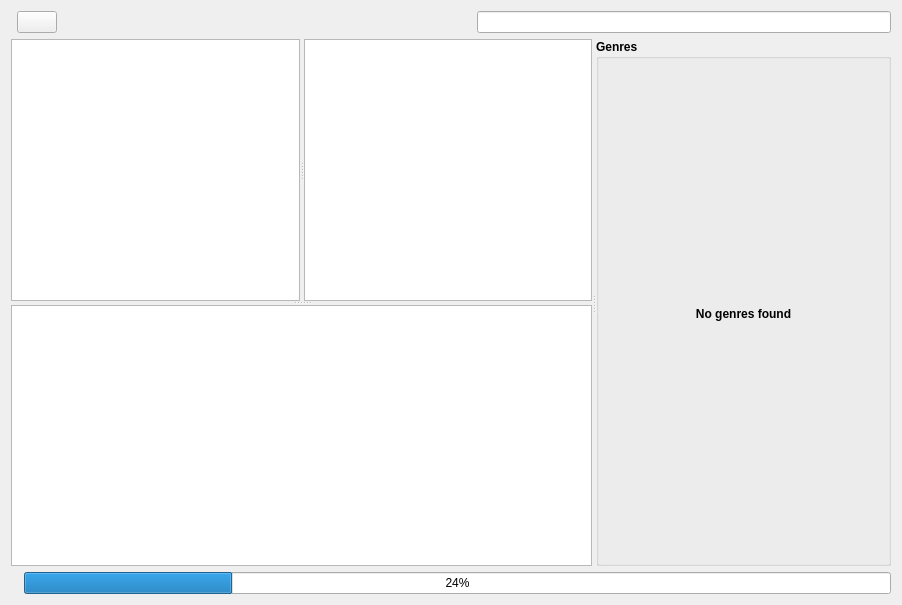
return42/sayonara, file src/GUI/Library/GUI_LocalLibrary.ui: the form before one commit.
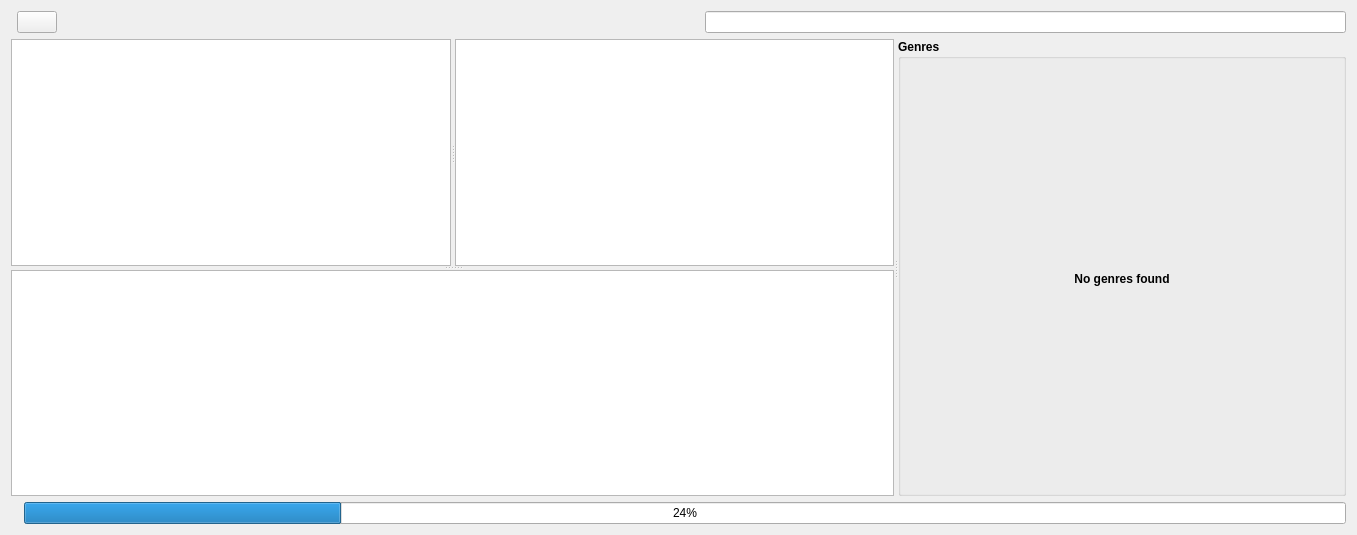
The form after the commit. Custom widgets are drawn as their Qt base class.

Patch:
```diff
--- a/src/GUI/Library/GUI_LocalLibrary.ui
+++ b/src/GUI/Library/GUI_LocalLibrary.ui
@@ -6,8 +6,8 @@
    <rect>
     <x>0</x>
     <y>0</y>
-    <width>902</width>
-    <height>605</height>
+    <width>1357</width>
+    <height>535</height>
    </rect>
   </property>
   <property name="sizePolicy">
@@ -99,7 +99,7 @@
              <bool>false</bool>
             </property>
             <property name="gridStyle">
-             <enum>Qt::NoPen</enum>
+             <enum>Qt::DotLine</enum>
             </property>
             <property name="sortingEnabled">
              <bool>true</bool>
@@ -110,6 +110,9 @@
             <attribute name="horizontalHeaderHighlightSections">
              <bool>false</bool>
             </attribute>
+            <attribute name="horizontalHeaderShowSortIndicator" stdset="0">
+             <bool>true</bool>
+            </attribute>
             <attribute name="horizontalHeaderStretchLastSection">
              <bool>true</bool>
             </attribute>
```
Left out of the diff: 14 changed lines with no effect on the pictures.
